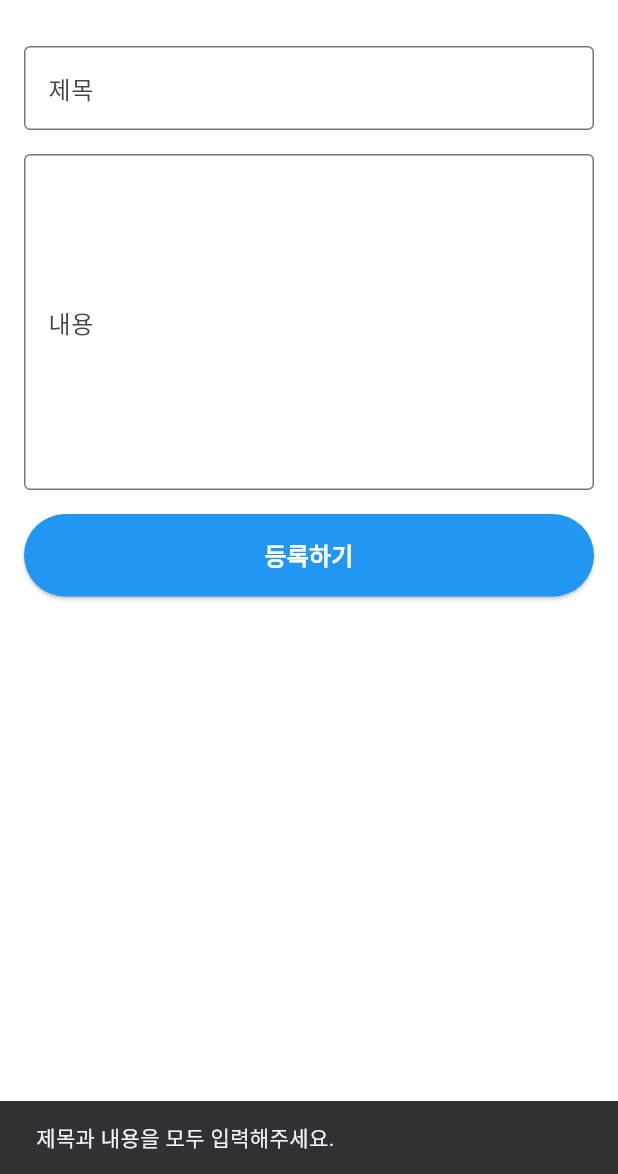
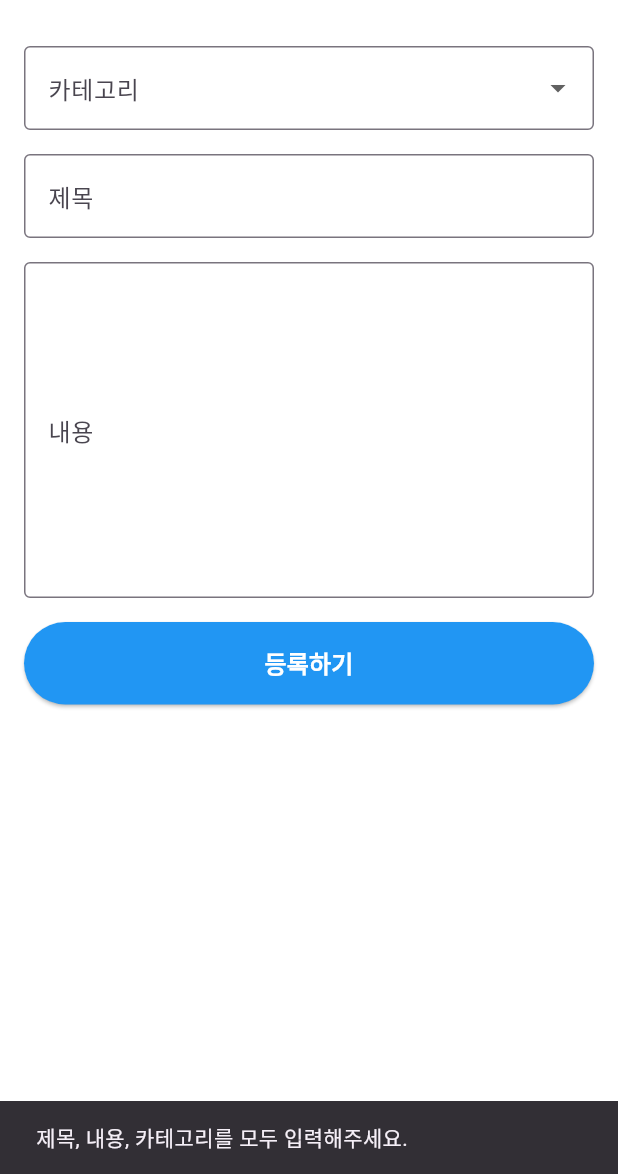
Before and after one commit to hshy1839/lucky_pang, a Flutter app: the QnaCreateScreen screen opened by its route, after a tap on "등록하기", on a phone screen of 412 x 824 dp, the part 62-1236 px from its top. Run offline on Flutter 3.47's test engine with Material 3 defaults, Android fonts, the phone set to English and light mode, and no system bars; our stand-ins replace carousel_slider, flutter_screenutil, flutter_secure_storage, image_picker, share_plus, shared_preferences; accounts and stored records are empty; Roboto replaces fonts that are missing (pretendard-regular); statements that could not run were skipped.

Commit message:
feat: 1:1 문의 추가

```diff
--- a/lib/controllers/qna_controller.dart
+++ b/lib/controllers/qna_controller.dart
@@ -1,15 +1,15 @@
 import 'dart:convert';
 import 'package:http/http.dart' as http;
-import 'package:shared_preferences/shared_preferences.dart';
+import 'package:flutter_secure_storage/flutter_secure_storage.dart';
 
 class QnaController {
-  final String apiUrl = 'http://192.168.25.15:7778/api/qnaQuestion'; // API 엔드포인트
+  final String apiUrl = 'http://192.168.25.15:7778/api/qnaQuestion';
+  final FlutterSecureStorage secureStorage = const FlutterSecureStorage();
 
-  // QnA 생성
-  Future<bool> createQna(String title, String body) async {
+  // QnA 생성 (카테고리 추가됨)
+  Future<bool> createQna(String title, String body, String category) async {
     try {
-      final prefs = await SharedPreferences.getInstance();
-      final token = prefs.getString('token') ?? '';
+      final token = await secureStorage.read(key: 'token') ?? '';
 
       if (token.isEmpty) {
         throw Exception('토큰이 없습니다.');
@@ -24,6 +24,7 @@ class QnaController {
         body: json.encode({
           'title': title,
           'body': body,
+          'category': category, // ✅ 카테고리 포함
         }),
       );
 
@@ -40,11 +41,10 @@ class QnaController {
     }
   }
 
-  // 토큰을 사용한 QnA 조회
+  // QnA 조회
   Future<List<Map<String, dynamic>>> getQnaInfo() async {
     try {
-      final prefs = await SharedPreferences.getInstance();
-      final token = prefs.getString('token') ?? '';
+      final token = await secureStorage.read(key: 'token') ?? '';
 
       if (token.isEmpty) {
         throw Exception('토큰이 없습니다.');
@@ -78,11 +78,10 @@ class QnaController {
     }
   }
 
-  // 특정 질문에 대한 답변 가져오기
+  // 답변 조회
   Future<List<Map<String, dynamic>>> getAnswersByQuestionId(String questionId) async {
     try {
-      final prefs = await SharedPreferences.getInstance();
-      final token = prefs.getString('token') ?? '';
+      final token = await secureStorage.read(key: 'token') ?? '';
 
       if (token.isEmpty) {
         throw Exception('토큰이 없습니다.');
--- a/lib/views/setting_activity/QnA_activity/qna_create_screen.dart
+++ b/lib/views/setting_activity/QnA_activity/qna_create_screen.dart
@@ -1,6 +1,5 @@
 import 'package:flutter/material.dart';
-
-import '../../../controllers/qna_controller.dart'; // QnaController 경로에 맞게 수정
+import '../../../controllers/qna_controller.dart';
 
 class QnaCreateScreen extends StatefulWidget {
   @override
@@ -12,24 +11,30 @@ class _QnaCreateScreenState extends State<QnaCreateScreen> {
   final TextEditingController _bodyController = TextEditingController();
   final QnaController _qnaController = QnaController();
 
+  final List<String> _categories = [
+    '#계정', '#구매/환불', '#배송', '#포인트', '#오류/개선', '#일반', '#기타'
+  ];
+  String? _selectedCategory;
+
   void _submitQna() async {
     final String title = _titleController.text.trim();
     final String body = _bodyController.text.trim();
+    final String? category = _selectedCategory;
 
-    if (title.isEmpty || body.isEmpty) {
+    if (title.isEmpty || body.isEmpty || category == null) {
       ScaffoldMessenger.of(context).showSnackBar(
-        SnackBar(content: Text('제목과 내용을 모두 입력해주세요.')),
+        SnackBar(content: Text('제목, 내용, 카테고리를 모두 입력해주세요.')),
       );
       return;
     }
 
-    final success = await _qnaController.createQna(title, body);
+    final success = await _qnaController.createQna(title, body, category);
 
     if (success) {
       ScaffoldMessenger.of(context).showSnackBar(
         SnackBar(content: Text('문의가 성공적으로 등록되었습니다.')),
       );
-      Navigator.pop(context); // 이전 화면으로 이동
+      Navigator.pop(context);
     } else {
       ScaffoldMessenger.of(context).showSnackBar(
         SnackBar(content: Text('문의 등록에 실패했습니다. 다시 시도해주세요.')),
@@ -61,6 +66,25 @@ class _QnaCreateScreenState extends State<QnaCreateScreen> {
         child: Column(
           crossAxisAlignment: CrossAxisAlignment.stretch,
           children: [
+            DropdownButtonFormField<String>(
+              value: _selectedCategory,
+              items: _categories.map((category) {
+                return DropdownMenuItem<String>(
+                  value: category,
+                  child: Text(category),
+                );
+              }).toList(),
+              decoration: InputDecoration(
+                labelText: '카테고리',
+                border: OutlineInputBorder(),
+              ),
+              onChanged: (value) {
+                setState(() {
+                  _selectedCategory = value;
+                });
+              },
+            ),
+            SizedBox(height: 16.0),
             TextField(
               controller: _titleController,
               decoration: InputDecoration(
--- a/lib/views/setting_activity/QnA_activity/qna_screen.dart
+++ b/lib/views/setting_activity/QnA_activity/qna_screen.dart
@@ -80,7 +80,7 @@ class _QnaScreenState extends State<QnaScreen> {
             children: [
               ListTile(
                 title: Text(
-                  question['title'] ?? '제목 없음',
+                  '[${(question['category'] ?? '').replaceAll('#', '')}] ${question['title'] ?? '제목 없음'}',
                   style: TextStyle(
                     fontSize: 16.0,
                     fontWeight: FontWeight.bold,
```
